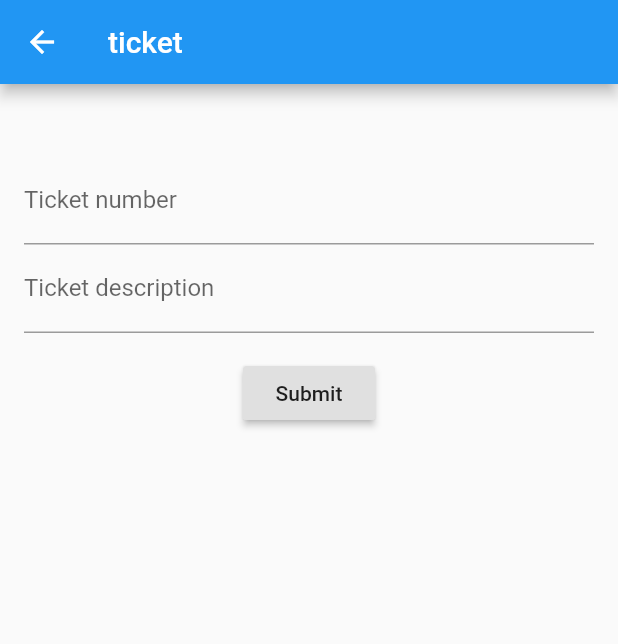
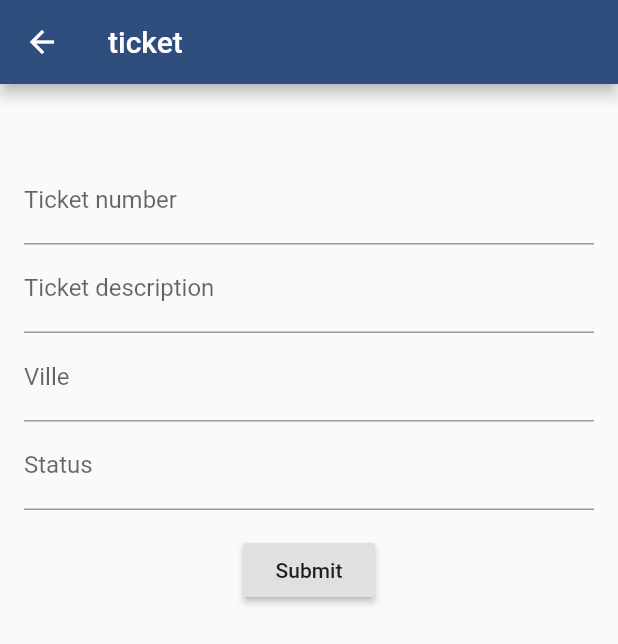
Before and after one commit to AbdulKShahid/ticketing, a Flutter app: the DetailScreen screen opened directly, on a phone screen of 412 x 824 dp. Shown: the top 644 px of the screen. Run offline on Flutter 3.47's test engine with Material 2 defaults, Android fonts, the phone set to English and light mode, and no system bars; our stand-ins replace cloud_firestore, connectivity, firebase_auth, firebase_core, firebase_database; accounts and stored records are empty.

Commit message:
added the ville status

```diff
--- a/lib/main.dart
+++ b/lib/main.dart
@@ -1,5 +1,6 @@
 import 'package:flutter/material.dart';
 import 'package:provider/provider.dart';
+import 'package:ticketing/helpers/generate-material-color.dart';
 import 'package:ticketing/services/authentication_service.dart';
 import 'package:ticketing/views/home.dart';
 import 'package:ticketing/views/list.dart';
@@ -43,7 +44,7 @@ class MyApp extends StatelessWidget {
               // or simply save your changes to "hot reload" in a Flutter IDE).
               // Notice that the counter didn't reset back to zero; the application
               // is not restarted.
-              primarySwatch: Colors.blue,
+              primarySwatch: generateMaterialColor(Palette.primary),
             ),
             home: AuthenticationWrapper()
         ));
@@ -67,3 +68,7 @@ class AuthenticationWrapper extends StatelessWidget {
     }
   }
 }
+
+class Palette {
+  static const Color primary = Color(0xFF2F4D7D);
+}
--- a/lib/views/detail.dart
+++ b/lib/views/detail.dart
@@ -28,10 +28,14 @@ class _DetailScreen extends State<DetailScreen> {
   final GlobalKey<FormState> _formKey = GlobalKey<FormState>();
   TextEditingController _ticketNumberController = TextEditingController();
   TextEditingController _ticketDescriptionController = TextEditingController();
+  TextEditingController _villeController = TextEditingController();
+  TextEditingController _statusController = TextEditingController();
   @override
   void initState() {
     _ticketNumberController = TextEditingController(text:( widget.docToEdit != null ? widget.docToEdit.data()['ticketNumber'] : ''));
     _ticketDescriptionController = TextEditingController(text: widget.docToEdit != null ?widget.docToEdit.data()['ticketDescription'] : '');
+    _villeController = TextEditingController(text: widget.docToEdit != null ?widget.docToEdit.data()['ville'] : '');
+    _statusController = TextEditingController(text: widget.docToEdit != null ?widget.docToEdit.data()['status'] : '');
     super.initState();
   }
 
@@ -91,6 +95,26 @@ class _DetailScreen extends State<DetailScreen> {
               return null;
             },
           ),
+          TextFormField(
+            controller: _villeController,
+            decoration: const InputDecoration(labelText: 'Ville'),
+            validator: (String value) {
+              if (value.isEmpty) {
+                return 'Please enter some text';
+              }
+              return null;
+            },
+          ),
+          TextFormField(
+            controller: _statusController,
+            decoration: const InputDecoration(labelText: 'Status'),
+            validator: (String value) {
+              if (value.isEmpty) {
+                return 'Please enter some text';
+              }
+              return null;
+            },
+          ),
           Container(
             padding: const EdgeInsets.symmetric(vertical: 16.0),
             alignment: Alignment.center,
@@ -117,6 +141,8 @@ class _DetailScreen extends State<DetailScreen> {
       widget.docToEdit.reference.update({
         'ticketNumber': _ticketNumberController.text,
         'ticketDescription': _ticketDescriptionController.text,
+        'ville': _villeController.text,
+        'status': _statusController.text,
       }).whenComplete(() => Navigator.pop(context));
     }catch(e){
       print('${e}');
@@ -129,6 +155,8 @@ class _DetailScreen extends State<DetailScreen> {
       ref.add({
         'ticketNumber': _ticketNumberController.text,
         'ticketDescription': _ticketDescriptionController.text,
+        'ville': _villeController.text,
+        'status': _statusController.text,
       }).whenComplete(() => Navigator.pop(context));
     }catch(e){
       print('${e}');
--- a/lib/views/list.dart
+++ b/lib/views/list.dart
@@ -79,9 +79,9 @@ class ListScreen extends StatelessWidget {
                                               element.data()['ticketNumber'])),
                                           //Extracting from Map element the value
                                           DataCell(
-                                              Text(element.data()['ville'])),
+                                              Text(element.data()['ville'] != null ? element.data()['ville'] : '')),
                                           DataCell(
-                                              Text(element.data()['status'])),
+                                              Text(element.data()['status'] != null ? element.data()['status'] : '')),
                                         ],
                                       )),
                                 )
```
Also changed, not shown: lib/helpers/generate-material-color.dart (added, +35 -0 lines).
